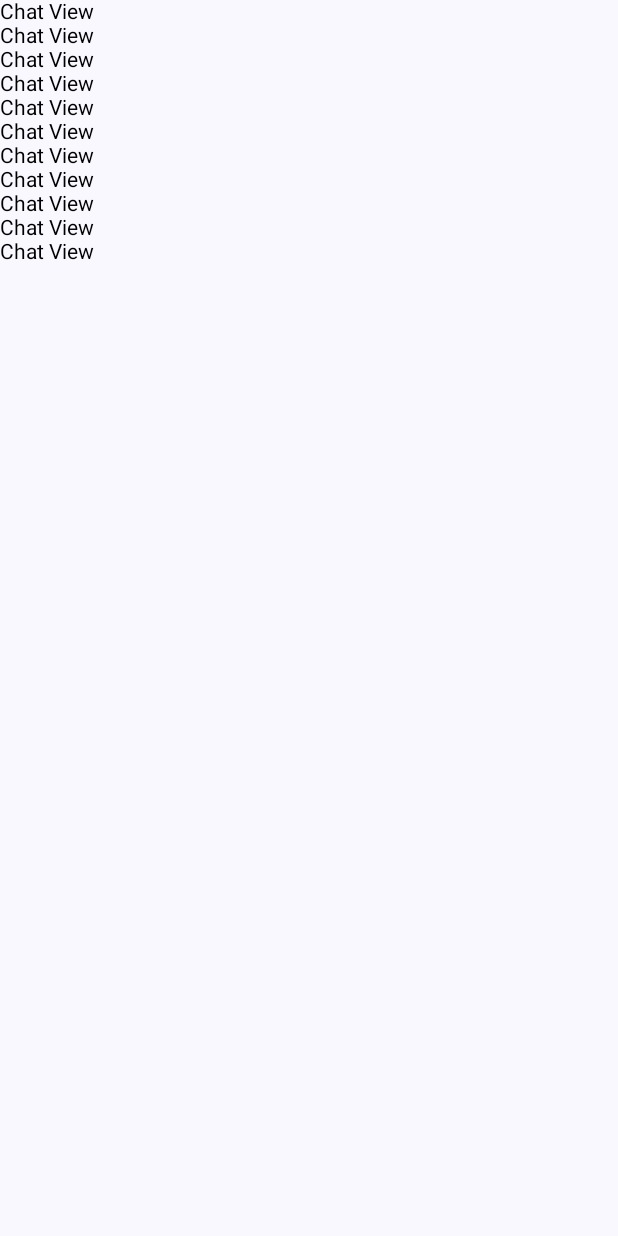
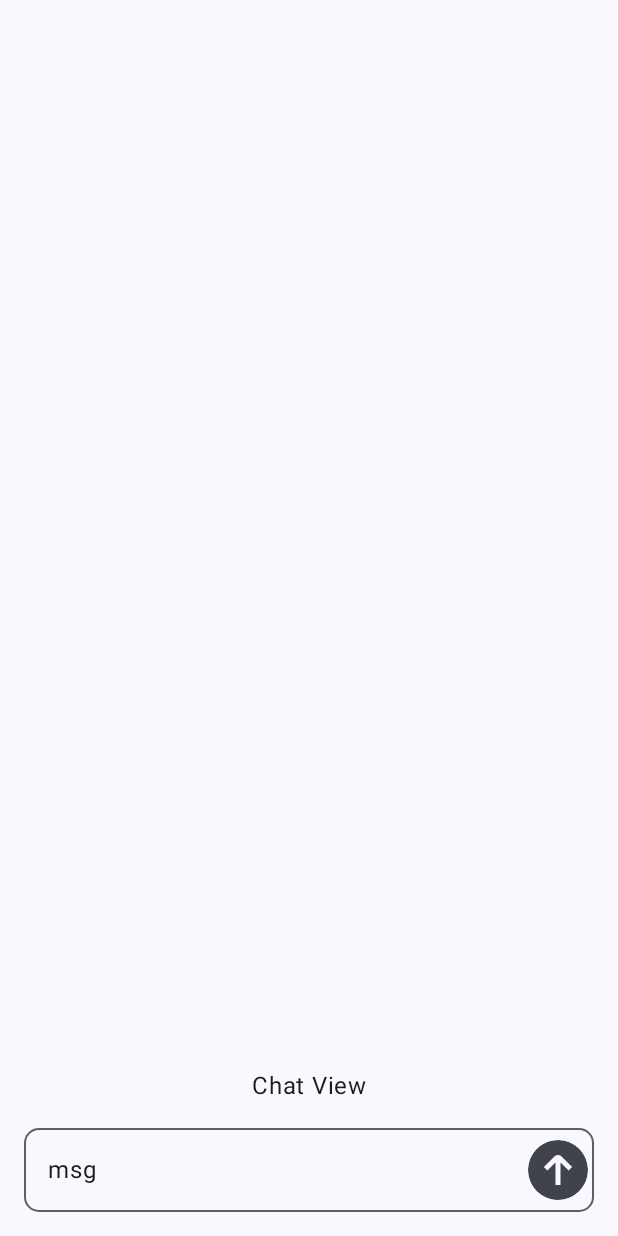
Before and after one commit to Yolley77/ChatApp, an Android app built with Jetpack Compose: the screen it shows after launch (MainActivity), after a tap on "Enter", on a phone screen of 412 x 824 dp. Run offline under Robolectric (Android 15) with nearby library versions, the phone set to English and light mode, and no system bars; our stand-ins replace Dagger/Hilt's generated code.

Commit message:
Chat InputView & Theming

```diff
--- a/app/src/main/java/ru/yolley/ui/feature/auth/AuthView.kt
+++ b/app/src/main/java/ru/yolley/ui/feature/auth/AuthView.kt
@@ -50,9 +50,6 @@ internal fun AuthView(
         OutlinedTextField(
             value = login,
             onValueChange = {},
-            placeholder = {
-                Text(text = "Enter...")
-            },
             modifier = Modifier
                 .fillMaxWidth()
                 .padding(horizontal = 16.dp)
--- /dev/null
+++ b/app/src/main/java/ru/yolley/ui/feature/chat/ChatItemView.kt
@@ -0,0 +1,12 @@
+package ru.yolley.ui.feature.chat
+
+import androidx.compose.material3.Card
+import androidx.compose.material3.Text
+import androidx.compose.runtime.Composable
+
+@Composable
+internal fun ChatItem() {
+    Card {
+        Text(text = "")
+    }
+}
--- a/app/src/main/java/ru/yolley/ui/feature/chat/ChatView.kt
+++ b/app/src/main/java/ru/yolley/ui/feature/chat/ChatView.kt
@@ -1,23 +1,78 @@
 package ru.yolley.ui.feature.chat
 
+import androidx.compose.foundation.layout.Arrangement
 import androidx.compose.foundation.layout.Column
-import androidx.compose.material.Text
+import androidx.compose.foundation.layout.Row
+import androidx.compose.foundation.layout.fillMaxSize
+import androidx.compose.foundation.layout.fillMaxWidth
+import androidx.compose.foundation.layout.padding
+import androidx.compose.foundation.lazy.LazyColumn
+import androidx.compose.foundation.shape.RoundedCornerShape
+import androidx.compose.material3.ExperimentalMaterial3Api
+import androidx.compose.material3.Icon
+import androidx.compose.material3.IconButton
+import androidx.compose.material3.OutlinedTextField
+import androidx.compose.material3.Text
 import androidx.compose.runtime.Composable
+import androidx.compose.ui.Alignment
+import androidx.compose.ui.Modifier
+import androidx.compose.ui.res.painterResource
+import androidx.compose.ui.tooling.preview.Preview
+import androidx.compose.ui.unit.dp
+import ru.yolley.R
+import ru.yolley.ui.theme.ChatAppTheme
 
 @Composable
 internal fun ChatView(chatViewModel: ChatViewModel) {
-    Column {
+    ChatView()
+}
+
+@OptIn(ExperimentalMaterial3Api::class)
+@Composable
+internal fun ChatView() {
+    Column(
+        verticalArrangement = Arrangement.Bottom,
+        horizontalAlignment = Alignment.CenterHorizontally,
+        modifier = Modifier.fillMaxSize()
+    ) {
         Text(text = "Chat View")
-        Text(text = "Chat View")
-        Text(text = "Chat View")
-        Text(text = "Chat View")
-        Text(text = "Chat View")
-        Text(text = "Chat View")
-        Text(text = "Chat View")
-        Text(text = "Chat View")
-        Text(text = "Chat View")
-        Text(text = "Chat View")
-        Text(text = "Chat View")
+        LazyColumn(
+            modifier = Modifier.fillMaxWidth()
+        ) {
+
+        }
+        Row(
+            horizontalArrangement = Arrangement.SpaceEvenly,
+            modifier = Modifier.fillMaxWidth()
+        ) {
+            OutlinedTextField(
+                value = "msg",
+                onValueChange = {},
+                singleLine = true,
+                placeholder = {
+                    Text(text = "Enter...")
+                },
+                modifier = Modifier
+                    .fillMaxWidth()
+                    .padding(16.dp),
+                shape = RoundedCornerShape(10.dp),
+                trailingIcon = {
+                    IconButton(onClick = { }) {
+                        Icon(painter = painterResource(id = R.drawable.ic_send), contentDescription = "Отправить сообщение")
+                    }
+                },
+            )
+
+        }
     }
+}
 
+@Preview(
+    showBackground = true
+)
+@Composable
+fun ChatPreview() {
+    ChatAppTheme {
+        ChatView()
+    }
 }
--- /dev/null
+++ b/app/src/main/java/ru/yolley/ui/feature/chat/item/ChatTextMessage.kt
@@ -0,0 +1,6 @@
+package ru.yolley.ui.feature.chat.item
+
+data class ChatTextMessage(
+    override val id: String,
+    override val text: String,
+) : IChatUIItem
--- /dev/null
+++ b/app/src/main/java/ru/yolley/ui/feature/chat/item/IChatUIItem.kt
@@ -0,0 +1,6 @@
+package ru.yolley.ui.feature.chat.item
+
+internal interface IChatUIItem {
+    val id: String
+    val text: String
+}
--- a/app/src/main/java/ru/yolley/ui/theme/Color.kt
+++ b/app/src/main/java/ru/yolley/ui/theme/Color.kt
@@ -9,3 +9,10 @@ val Pink80 = Color(0xFFEFB8C8)
 val Purple40 = Color(0xFF6650a4)
 val PurpleGrey40 = Color(0xFF625b71)
 val Pink40 = Color(0xFF7D5260)
+
+val Gray = Color(0xFF696D75)
+val LightGray = Color(0xFF393E46)
+val DarkGray = Color(0xFF1F1F1F)
+val Orange = Color(0xFFFF9B04)
+val White = Color(0xFFFFFFFF)
+val DirtyWhite = Color(0xFFF7F7F7)
--- a/app/src/main/java/ru/yolley/ui/theme/Theme.kt
+++ b/app/src/main/java/ru/yolley/ui/theme/Theme.kt
@@ -16,15 +16,17 @@ import androidx.compose.ui.platform.LocalView
 import androidx.core.view.ViewCompat
 
 private val DarkColorScheme = darkColorScheme(
-        primary = Purple80,
-        secondary = PurpleGrey80,
-        tertiary = Pink80
+        primary = Orange,
+        secondary = DirtyWhite,
+        background = DarkGray,
+        surface = DarkGray,
 )
 
 private val LightColorScheme = lightColorScheme(
-        primary = Purple40,
-        secondary = PurpleGrey40,
-        tertiary = Pink40
+        primary = Orange,
+        secondary = Gray,
+        background = DirtyWhite,
+        surface = DirtyWhite,
 
         /* Other default colors to override
     background = Color(0xFFFFFBFE),
--- /dev/null
+++ b/app/src/main/res/drawable/ic_send.xml
@@ -0,0 +1,9 @@
+<vector xmlns:android="http://schemas.android.com/apk/res/android"
+    android:width="40dp"
+    android:height="40dp"
+    android:viewportWidth="40"
+    android:viewportHeight="40">
+  <path
+      android:pathData="M20,40C23.956,40 27.822,38.827 31.111,36.629C34.4,34.432 36.964,31.308 38.478,27.654C39.991,23.999 40.387,19.978 39.616,16.098C38.844,12.219 36.939,8.655 34.142,5.858C31.345,3.061 27.781,1.156 23.902,0.384C20.022,-0.387 16.001,0.009 12.346,1.522C8.692,3.036 5.568,5.6 3.371,8.889C1.173,12.178 0,16.044 0,20C0.006,25.303 2.115,30.386 5.864,34.136C9.614,37.885 14.697,39.994 20,40ZM17.643,10.977C18.268,10.352 19.116,10.001 20,10.001C20.884,10.001 21.732,10.352 22.357,10.977L29.428,18.048L27.072,20.405L21.667,15V30H18.333V15L12.928,20.405L10.572,18.048L17.643,10.977Z"
+      android:fillColor="#B7B7B7"/>
+</vector>
```
Also changed, not shown: 1 other file.
